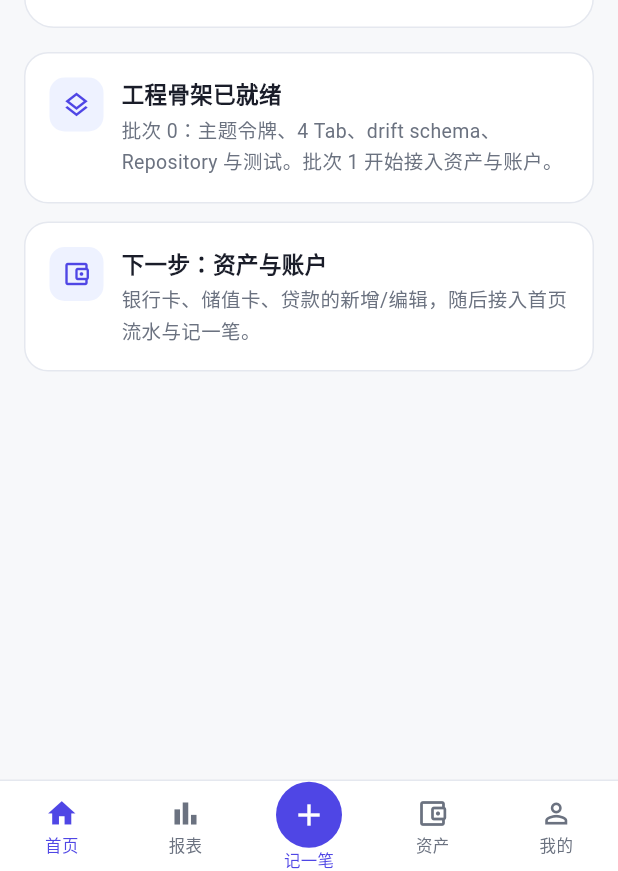
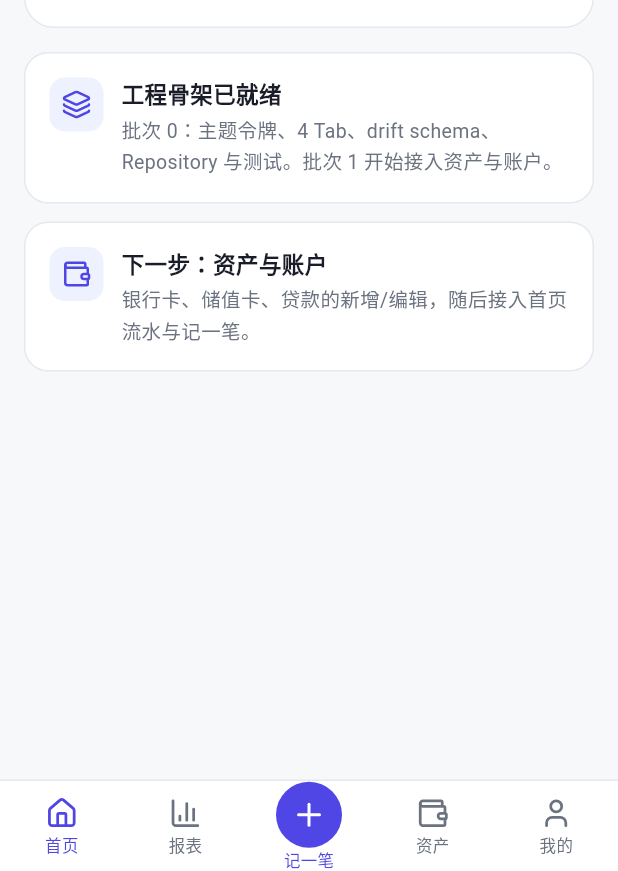
Before and after one commit to ChuShiZ/accounting-app-design, a Flutter app: the screen it shows after launch, on a phone screen of 412 x 824 dp. Shown: the part 362-1233 px from the top of the screen. Run offline on Flutter 3.47's test engine with Material 3 defaults, Android fonts, the phone set to English and light mode, and no system bars; our stand-ins replace drift, flutter_riverpod, go_router, lucide_icons; accounts and stored records are empty; generated files the repository leaves out were written again.

Commit message:
fix: 使用 Lucide 图标并完成 MuMu 模拟器启动验证
MaterialIcons CFF3 字体在 MuMu Android 12 上显示为 tofu；切换 lucide_icons（线性风格与 DESIGN 一致）。已用 x86_64 debug APK 在 MuMu Player 12 安装启动，验证 4 Tab、页面切换、中央记一笔 Sheet 正常。README 补充 MuMu/真机 APK 构建命令。

```diff
--- a/jizhang-flutter/lib/组件/主壳.dart
+++ b/jizhang-flutter/lib/组件/主壳.dart
@@ -1,5 +1,6 @@
 import 'package:flutter/material.dart';
 import 'package:go_router/go_router.dart';
+import 'package:lucide_icons/lucide_icons.dart';
 
 import '../主题/令牌.dart';
 
@@ -88,11 +89,11 @@ class _BottomBar extends StatelessWidget {
           height: 62,
           child: Row(
             children: [
-              _tab(context, 0, Icons.home_outlined, Icons.home, '首页'),
-              _tab(context, 1, Icons.bar_chart_outlined, Icons.bar_chart, '报表'),
+              _tab(context, 0, LucideIcons.home, '首页'),
+              _tab(context, 1, LucideIcons.barChart3, '报表'),
               Expanded(child: _addButton(context)),
-              _tab(context, 2, Icons.account_balance_wallet_outlined, Icons.account_balance_wallet, '资产'),
-              _tab(context, 3, Icons.person_outline, Icons.person, '我的'),
+              _tab(context, 2, LucideIcons.wallet, '资产'),
+              _tab(context, 3, LucideIcons.user, '我的'),
             ],
           ),
         ),
@@ -100,7 +101,7 @@ class _BottomBar extends StatelessWidget {
     );
   }
 
-  Widget _tab(BuildContext context, int index, IconData icon, IconData activeIcon, String label) {
+  Widget _tab(BuildContext context, int index, IconData icon, String label) {
     final tokens = context.tokens;
     final active = currentIndex == index;
     return Expanded(
@@ -110,7 +111,7 @@ class _BottomBar extends StatelessWidget {
           mainAxisAlignment: MainAxisAlignment.center,
           children: [
             Icon(
-              active ? activeIcon : icon,
+              icon,
               size: 22,
               color: active ? tokens.primary : tokens.textSecondary,
             ),
@@ -143,7 +144,7 @@ class _BottomBar extends StatelessWidget {
               color: tokens.primary,
               shape: BoxShape.circle,
             ),
-            child: const Icon(Icons.add, color: Colors.white, size: 24),
+            child: const Icon(LucideIcons.plus, color: Colors.white, size: 24),
           ),
           const SizedBox(height: 1),
           Text(
--- a/jizhang-flutter/lib/组件/页面骨架.dart
+++ b/jizhang-flutter/lib/组件/页面骨架.dart
@@ -1,4 +1,5 @@
 import 'package:flutter/material.dart';
+import 'package:lucide_icons/lucide_icons.dart';
 
 import '../主题/令牌.dart';
 
@@ -72,7 +73,7 @@ class PlaceholderCard extends StatelessWidget {
     super.key,
     required this.title,
     required this.description,
-    this.icon = Icons.construction_outlined,
+    this.icon = LucideIcons.construction,
   });
 
   final String title;
--- a/jizhang-flutter/lib/页面/报表页.dart
+++ b/jizhang-flutter/lib/页面/报表页.dart
@@ -1,4 +1,5 @@
 import 'package:flutter/material.dart';
+import 'package:lucide_icons/lucide_icons.dart';
 
 import '../组件/页面骨架.dart';
 
@@ -15,7 +16,7 @@ class ReportPage extends StatelessWidget {
           PlaceholderCard(
             title: '报表在批次 6 接入',
             description: '周报/月报/季报/年报、支出/收入切换、四项汇总、趋势、分类构成、对比与排行。',
-            icon: Icons.bar_chart_outlined,
+            icon: LucideIcons.barChart3,
           ),
         ],
       ),
--- a/jizhang-flutter/lib/页面/资产页.dart
+++ b/jizhang-flutter/lib/页面/资产页.dart
@@ -1,4 +1,5 @@
 import 'package:flutter/material.dart';
+import 'package:lucide_icons/lucide_icons.dart';
 
 import '../组件/页面骨架.dart';
 
@@ -15,7 +16,7 @@ class AssetsPage extends StatelessWidget {
           PlaceholderCard(
             title: '资产在批次 1 接入',
             description: '银行卡、储值卡、存单、信用卡、贷款；添加与编辑账户；余额由流水派生。',
-            icon: Icons.account_balance_outlined,
+            icon: LucideIcons.landmark,
           ),
         ],
       ),
--- a/jizhang-flutter/lib/页面/首页页.dart
+++ b/jizhang-flutter/lib/页面/首页页.dart
@@ -1,4 +1,5 @@
 import 'package:flutter/material.dart';
+import 'package:lucide_icons/lucide_icons.dart';
 
 import '../组件/页面骨架.dart';
 import '../主题/令牌.dart';
@@ -42,13 +43,13 @@ class HomePage extends StatelessWidget {
           const PlaceholderCard(
             title: '工程骨架已就绪',
             description: '批次 0：主题令牌、4 Tab、drift schema、Repository 与测试。批次 1 开始接入资产与账户。',
-            icon: Icons.layers_outlined,
+            icon: LucideIcons.layers,
           ),
           SizedBox(height: tokens.space3),
           const PlaceholderCard(
             title: '下一步：资产与账户',
             description: '银行卡、储值卡、贷款的新增/编辑，随后接入首页流水与记一笔。',
-            icon: Icons.account_balance_wallet_outlined,
+            icon: LucideIcons.wallet,
           ),
         ],
       ),
--- a/jizhang-flutter/pubspec.yaml
+++ b/jizhang-flutter/pubspec.yaml
@@ -41,6 +41,7 @@ dependencies:
   sqlite3_flutter_libs: 0.5.38
   path_provider: ^2.1.6
   path: ^1.9.1
+  lucide_icons: ^0.257.0
 
 dev_dependencies:
   flutter_test:
```
Also changed, not shown: jizhang-flutter/lib/页面/我的页.dart (+4 -3 lines), jizhang-flutter/pubspec.lock, 2 other files.
